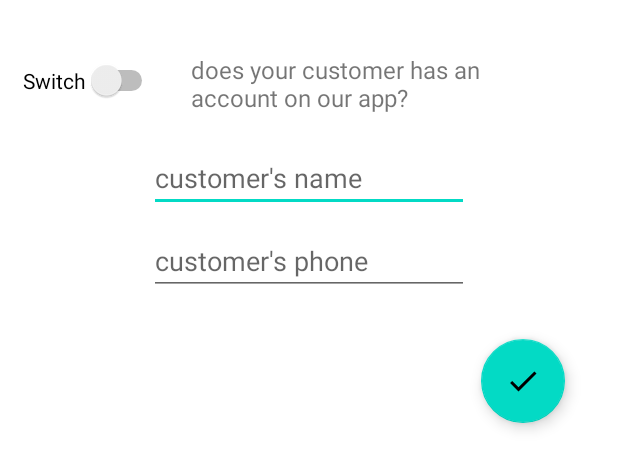
After one commit to DimaAbbas/FinalProject-UniHaifa, an Android app: the layout dialog_business_booking.xml on its own in the app's theme, with its tools: preview values and no code run, on a phone screen of 412 x 824 dp. The commit adds this screen. Shown: the top 469 px of the screen. Run offline under Robolectric (Android 15) with nearby library versions, the phone set to English and light mode, and no system bars.

Commit message:
finished BusinessBooking

```diff
--- a/app/src/main/AndroidManifest.xml
+++ b/app/src/main/AndroidManifest.xml
@@ -29,6 +29,7 @@
         <activity android:name=".SearchResult"/>
         <activity android:name=".Booking"/>
         <activity android:name=".FeaturedCustomers"/>
+        <activity android:name=".BusinessBooking"/>
     </application>
 
 </manifest>
--- a/app/src/main/java/com/example/finalproject_unihaifa/BusinessHomePage.java
+++ b/app/src/main/java/com/example/finalproject_unihaifa/BusinessHomePage.java
@@ -44,7 +44,8 @@ public class BusinessHomePage extends AppCompatActivity implements View.OnClickL
             showPopup(view);
         }
         else if (view.getId() == R.id.B_new_appointment){
-            Toast.makeText(getApplicationContext(), "New Appointment button clicked", Toast.LENGTH_LONG).show();
+            //Toast.makeText(getApplicationContext(), "New Appointment button clicked", Toast.LENGTH_LONG).show();
+            startActivity(new Intent(getApplicationContext(), BusinessBooking.class));
         }
     }
 
--- /dev/null
+++ b/app/src/main/res/drawable/ic_baseline_done_24.xml
@@ -0,0 +1,10 @@
+<vector xmlns:android="http://schemas.android.com/apk/res/android"
+    android:width="24dp"
+    android:height="24dp"
+    android:viewportWidth="24"
+    android:viewportHeight="24"
+    android:tint="?attr/colorControlNormal">
+  <path
+      android:fillColor="@android:color/white"
+      android:pathData="M9,16.2L4.8,12l-1.4,1.4L9,19 21,7l-1.4,-1.4L9,16.2z"/>
+</vector>
--- /dev/null
+++ b/app/src/main/res/layout/dialog_business_booking.xml
@@ -0,0 +1,76 @@
+<?xml version="1.0" encoding="utf-8"?>
+<androidx.constraintlayout.widget.ConstraintLayout xmlns:android="http://schemas.android.com/apk/res/android"
+    xmlns:app="http://schemas.android.com/apk/res-auto"
+    xmlns:tools="http://schemas.android.com/tools"
+    android:layout_width="match_parent"
+    android:layout_height="match_parent">
+
+    <Switch
+        android:id="@+id/business_booking_switch"
+        android:layout_width="wrap_content"
+        android:layout_height="wrap_content"
+        android:layout_marginStart="15dp"
+        android:layout_marginTop="40dp"
+        android:text="Switch"
+        app:layout_constraintStart_toStartOf="parent"
+        app:layout_constraintTop_toTopOf="parent" />
+
+    <TextView
+        android:id="@+id/textView26"
+        android:layout_width="251dp"
+        android:layout_height="wrap_content"
+        android:layout_marginStart="22dp"
+        android:layout_marginTop="35dp"
+        android:text="does your customer has an account on our app?"
+        android:textSize="16sp"
+        app:layout_constraintStart_toEndOf="@+id/business_booking_switch"
+        app:layout_constraintTop_toTopOf="parent" />
+
+    <EditText
+        android:id="@+id/name"
+        android:layout_width="wrap_content"
+        android:layout_height="wrap_content"
+        android:layout_marginTop="20dp"
+        android:ems="10"
+        android:hint="customer's name"
+        android:inputType="textPersonName"
+        app:layout_constraintEnd_toEndOf="parent"
+        app:layout_constraintStart_toStartOf="parent"
+        app:layout_constraintTop_toBottomOf="@+id/textView26" />
+
+    <EditText
+        android:id="@+id/phone"
+        android:layout_width="wrap_content"
+        android:layout_height="wrap_content"
+        android:layout_marginTop="10dp"
+        android:ems="10"
+        android:hint="customer's phone"
+        android:inputType="phone"
+        app:layout_constraintEnd_toEndOf="parent"
+        app:layout_constraintStart_toStartOf="parent"
+        app:layout_constraintTop_toBottomOf="@+id/name" />
+
+    <com.google.android.material.floatingactionbutton.FloatingActionButton
+        android:id="@+id/book_floating_action"
+        android:layout_width="wrap_content"
+        android:layout_height="wrap_content"
+        android:layout_marginTop="150dp"
+        android:layout_marginEnd="35dp"
+        android:clickable="true"
+        app:layout_constraintEnd_toEndOf="parent"
+        app:layout_constraintTop_toBottomOf="@+id/textView26"
+        app:srcCompat="@drawable/ic_baseline_done_24" />
+
+    <EditText
+        android:id="@+id/username"
+        android:layout_width="wrap_content"
+        android:layout_height="wrap_content"
+        android:layout_marginTop="50dp"
+        android:ems="10"
+        android:hint="customer's username"
+        android:inputType="textPersonName"
+        android:visibility="invisible"
+        app:layout_constraintEnd_toEndOf="parent"
+        app:layout_constraintStart_toStartOf="parent"
+        app:layout_constraintTop_toBottomOf="@+id/textView26" />
+</androidx.constraintlayout.widget.ConstraintLayout>
```
Also changed, not shown: app/src/main/java/com/example/finalproject_unihaifa/Appointment.java (+15 -0 lines), app/src/main/java/com/example/finalproject_unihaifa/BusinessBooking.java (added, +281 -0 lines), app/src/main/java/com/example/finalproject_unihaifa/BusinessBookingListAdapter.java (added, +178 -0 lines), app/src/main/res/layout/activity_business_booking.xml (added, +60 -0 lines), app/src/main/res/layout/list_business_booking.xml (added, +37 -0 lines).
